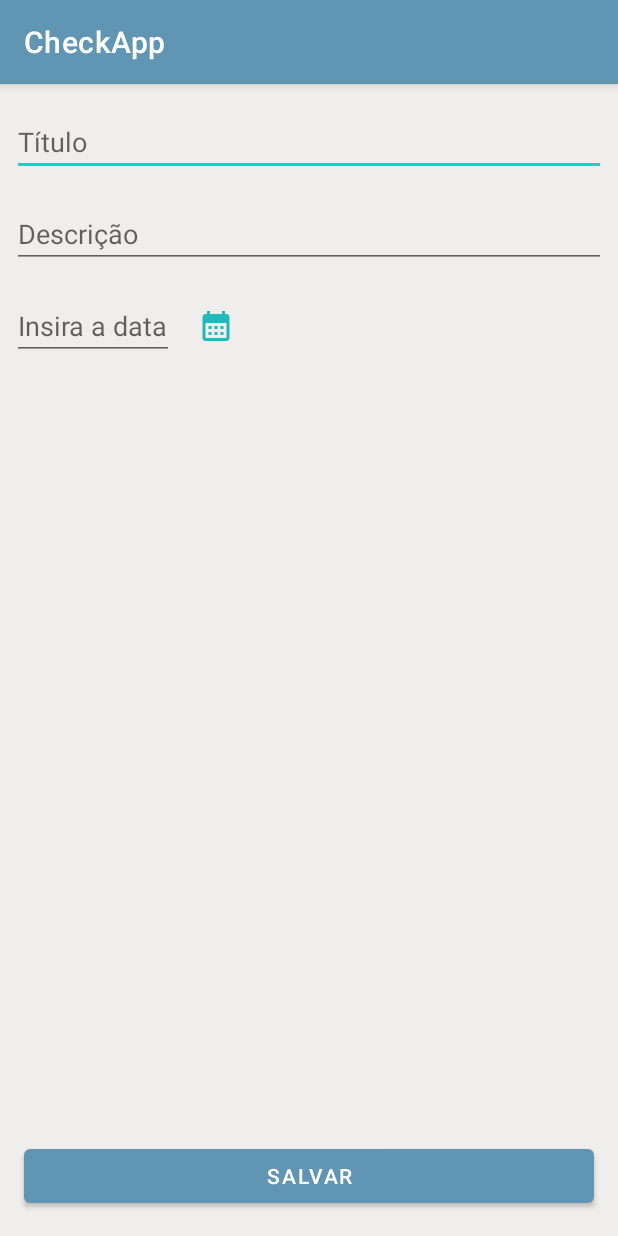
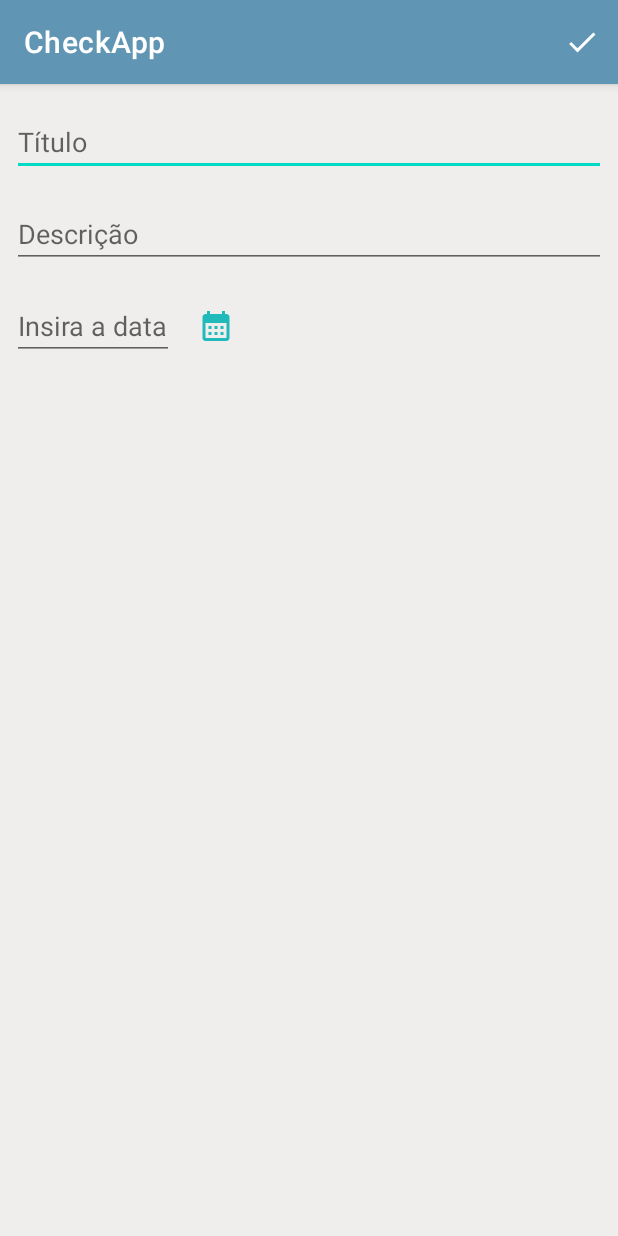
Before and after one commit to Patrick-Rafael/App-Anotado, an Android app: the screen it shows after launch (AddCheckActivity), after a tap on an icon or button, on a phone screen of 412 x 824 dp. Run offline under Robolectric (Android 15) with nearby library versions, the phone set to English and light mode, and no system bars.

Commit message:
Refazendo banco de dados

```diff
--- a/app/src/main/java/com/example/checkapp/helper/DbHelper_Check.java
+++ b/app/src/main/java/com/example/checkapp/helper/DbHelper_Check.java
@@ -17,15 +17,17 @@ public class DbHelper_Check extends SQLiteOpenHelper {
 
     @Override
     public void onCreate(SQLiteDatabase sqLiteDatabase) {
-        String sql = "CREATE TABLE IF NOT EXISTS " + TABLE
-                + " (id INTEGER PRIMARY KEY AUTOINCREMENT, " +
-                " name TEXT NOT NULL ); ";
+        String sql = "CREATE TABLE IF NOT EXISTS " + TABLE + " " +
+                "(id INTEGER PRIMARY KEY AUTOINCREMENT, " +
+                "" + " title TEXT NOT NULL , " +
+                "" + " description NOT NULL , " +
+                "" + " date NOT NULL  ); ";
 
         try {
-            sqLiteDatabase.execSQL( sql );
-            Log.i("INFO DB", "Sucesso ao criar a tabela" );
-        }catch (Exception e){
-            Log.i("INFO DB", "Erro ao criar a tabela" + e.getMessage() );
+            sqLiteDatabase.execSQL(sql);
+            Log.i("INFO DB", "Sucesso ao criar a tabela");
+        } catch (Exception e) {
+            Log.i("INFO DB", "Erro ao criar a tabela" + e.getMessage());
         }
 
     }
--- a/app/src/main/java/com/example/checkapp/model/view/AddCheckActivity.java
+++ b/app/src/main/java/com/example/checkapp/model/view/AddCheckActivity.java
@@ -1,9 +1,12 @@
 package com.example.checkapp.model.view;
 
+import androidx.annotation.NonNull;
 import androidx.appcompat.app.AppCompatActivity;
 
 import android.app.DatePickerDialog;
 import android.os.Bundle;
+import android.view.Menu;
+import android.view.MenuItem;
 import android.view.View;
 import android.widget.Button;
 import android.widget.DatePicker;
@@ -14,13 +17,13 @@ import android.widget.Toast;
 import com.example.checkapp.R;
 import com.example.checkapp.helper.CheckDAO;
 import com.example.checkapp.model.Checks;
+import com.google.android.material.internal.CheckableGroup;
 
 import java.util.Calendar;
 
 public class AddCheckActivity extends AppCompatActivity {
 
     private EditText editAddCheck, editDate, editDescrition;
-    private Button btnSaveCheck;
     private ImageView imageDate;
 
 
@@ -32,29 +35,63 @@ public class AddCheckActivity extends AppCompatActivity {
         date();
 
 
-        btnSaveCheck.setOnClickListener(new View.OnClickListener() {
+    }
+
     @Override
-            public void onClick(View view) {
+    public boolean onCreateOptionsMenu(Menu menu) {
+
+        getMenuInflater().inflate(R.menu.menu_add_check, menu);
+        return super.onCreateOptionsMenu(menu);
+
+    }
+
+    @Override
+    public boolean onOptionsItemSelected(@NonNull MenuItem item) {
+
+        switch (item.getItemId()) {
+            case R.id.itemSalvar:
+
                 saveCheck();
                 Toast.makeText(AddCheckActivity.this, "Tarefa Salva", Toast.LENGTH_SHORT).show();
 
+                break;
+
         }
-        });
 
+        return super.onOptionsItemSelected(item);
     }
 
     public void saveCheck() {
 
         String checkName = editAddCheck.getText().toString();
+        String checkDescription = editDescrition.getText().toString();
+        String checkData = editDate.getText().toString();
 
         CheckDAO checkDAO = new CheckDAO(getApplicationContext());
 
 
         if (!checkName.isEmpty()) {
+            if (!checkDescription.isEmpty()) {
+                if (checkData.isEmpty()) {
                     Checks checks = new Checks();
                     checks.setTextTitle(checkName);
+                    checks.setTextDescription(checkDescription);
+                    checks.setTextDate(checkData);
                     checkDAO.save(checks);
                     finish();
+
+                } else {
+                    Toast.makeText(AddCheckActivity.this, "Selecione a data", Toast.LENGTH_SHORT).show();
+                }
+
+            } else {
+
+                Toast.makeText(AddCheckActivity.this, "Digite a Descrição", Toast.LENGTH_SHORT).show();
+
+            }
+
+        } else {
+            Toast.makeText(AddCheckActivity.this, "Digite o nome!", Toast.LENGTH_SHORT).show();
         }
 
 
@@ -91,7 +128,6 @@ public class AddCheckActivity extends AppCompatActivity {
     public void ids() {
 
         editAddCheck = findViewById(R.id.editAddCheck);
-        btnSaveCheck = findViewById(R.id.buttonSaveCheck);
         editDate = findViewById(R.id.editDate);
         editDescrition = findViewById(R.id.editDescription);
         imageDate = findViewById(R.id.imageDate);
--- /dev/null
+++ b/app/src/main/res/drawable/ic_check.xml
@@ -0,0 +1,5 @@
+<vector android:height="24dp" android:tint="#FFFFFF"
+    android:viewportHeight="24" android:viewportWidth="24"
+    android:width="24dp" xmlns:android="http://schemas.android.com/apk/res/android">
+    <path android:fillColor="@android:color/white" android:pathData="M9,16.17L4.83,12l-1.42,1.41L9,19 21,7l-1.41,-1.41z"/>
+</vector>
--- a/app/src/main/res/layout/activity_add_check.xml
+++ b/app/src/main/res/layout/activity_add_check.xml
@@ -40,18 +40,6 @@
         app:layout_constraintStart_toStartOf="@+id/editDescription"
         app:layout_constraintTop_toBottomOf="@+id/editDescription" />
 
-    <Button
-        android:id="@+id/buttonSaveCheck"
-        android:layout_width="0dp"
-        android:layout_height="wrap_content"
-        android:layout_marginStart="16dp"
-        android:layout_marginEnd="16dp"
-        android:layout_marginBottom="16dp"
-        android:text="@string/saveTask"
-        app:layout_constraintBottom_toBottomOf="parent"
-        app:layout_constraintEnd_toEndOf="parent"
-        app:layout_constraintStart_toStartOf="parent" />
-
     <ImageView
         android:id="@+id/imageDate"
         android:layout_width="wrap_content"
--- /dev/null
+++ b/app/src/main/res/menu/menu_add_check.xml
@@ -0,0 +1,12 @@
+<?xml version="1.0" encoding="utf-8"?>
+<menu xmlns:android="http://schemas.android.com/apk/res/android"
+    xmlns:app="http://schemas.android.com/apk/res-auto">
+
+    <item
+        android:id="@+id/itemSalvar"
+        android:title="Salvar"
+        app:showAsAction="always"
+        android:icon="@drawable/ic_check"
+        />
+
+</menu>
```
Also changed, not shown: app/src/main/java/com/example/checkapp/helper/CheckDAO.java (+9 -4 lines). Lines whose indentation alone changed are shown as unchanged.
